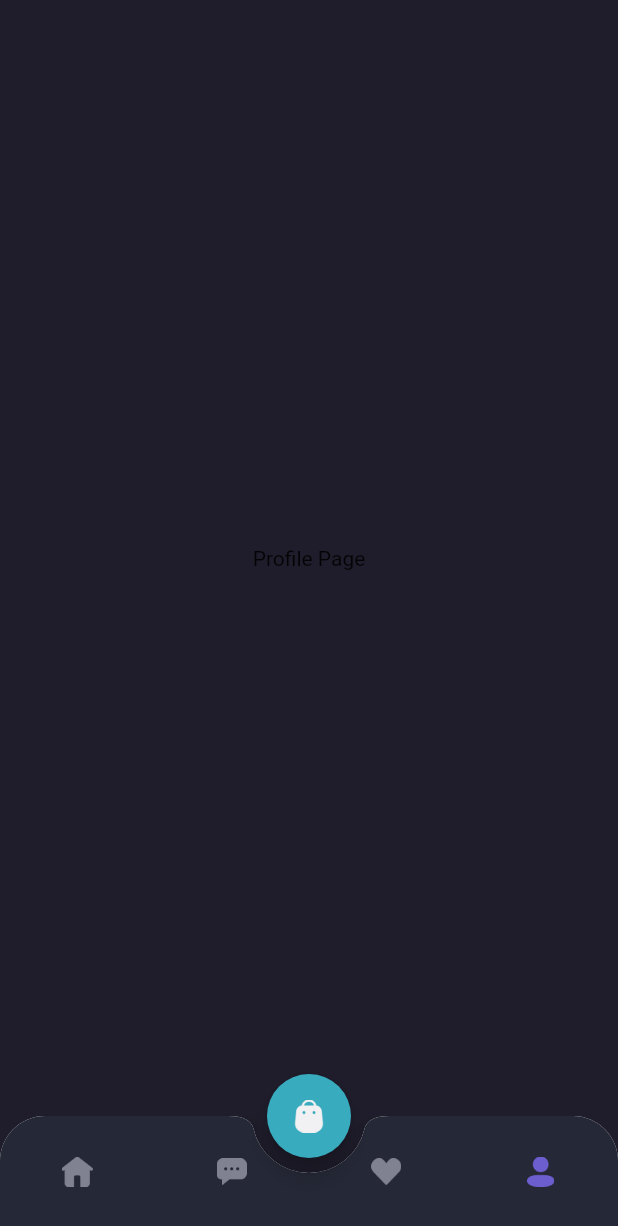
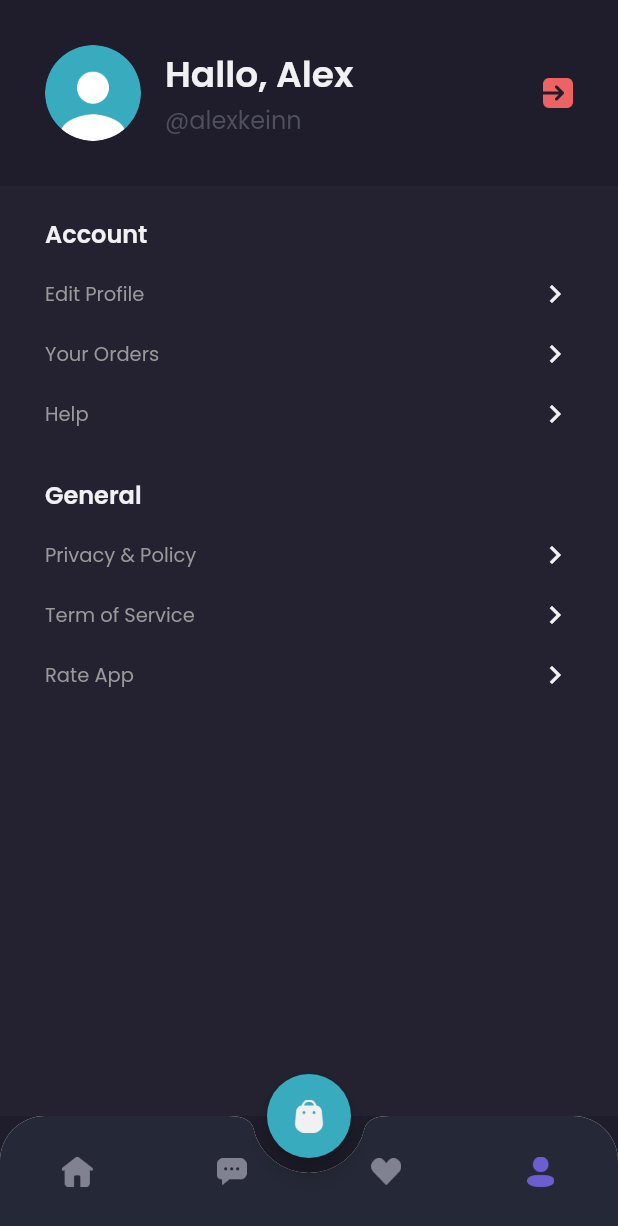
Before and after one commit to achrusdi/flutter-laravel, a Flutter app: the MainPage screen opened by its route, item 4 of the bottom bar chosen, on a phone screen of 412 x 824 dp. Shown: the top 1226 px of the screen. Run offline on Flutter 3.47's test engine with Material 2 defaults, Android fonts, the phone set to English and light mode, and no system bars; our stand-ins replace google_fonts.

Commit message:
membuat UI profile page

```diff
--- a/lib/main.dart
+++ b/lib/main.dart
@@ -1,4 +1,5 @@
 import 'package:flutter/material.dart';
+import 'package:laravel_flutter/pages/edit_profile.dart';
 import 'package:laravel_flutter/pages/home/main_page.dart';
 import 'package:laravel_flutter/pages/signin_page.dart';
 import 'package:laravel_flutter/pages/signup_page.dart';
@@ -18,6 +19,7 @@ class MyApp extends StatelessWidget {
         '/signin': (context) => SigninPage(),
         '/signup': (context) => SignupPage(),
         '/home': (context) => MainPage(),
+        '/edit-profile': (context) => EditProfilePage(),
       },
     );
   }
--- /dev/null
+++ b/lib/pages/edit_profile.dart
@@ -0,0 +1,22 @@
+import 'package:flutter/material.dart';
+import 'package:laravel_flutter/theme.dart';
+
+class EditProfilePage extends StatelessWidget {
+  @override
+  Widget build(BuildContext context) {
+    Widget header() {
+      return AppBar();
+    }
+
+    Widget content() {
+      return Container();
+    }
+
+    return Scaffold(
+      backgroundColor: backgroundColor3,
+      // appBar: header(),
+      appBar: AppBar(),
+      body: content(),
+    );
+  }
+}
--- a/lib/pages/home/home_page.dart
+++ b/lib/pages/home/home_page.dart
@@ -30,7 +30,8 @@ class HomePage extends StatelessWidget {
                 ],
               ),
             ),
-            Container(
+            GestureDetector(
+              child: Container(
                 width: 54,
                 height: 54,
                 decoration: BoxDecoration(
@@ -38,6 +39,8 @@ class HomePage extends StatelessWidget {
                     image: DecorationImage(
                       image: AssetImage('assets/Image_Profile.png'),
                     )),
+              ),
+              onTap: () {},
             ),
           ],
         ),
--- a/lib/pages/home/profile_page.dart
+++ b/lib/pages/home/profile_page.dart
@@ -1,10 +1,141 @@
 import 'package:flutter/material.dart';
+import '../../theme.dart';
 
 class ProfilePage extends StatelessWidget {
   @override
   Widget build(BuildContext context) {
-    return Center(
-      child: Text('Profile Page'),
+    Widget header() {
+      return AppBar(
+        backgroundColor: backgroundColor1,
+        automaticallyImplyLeading: false,
+        elevation: 0,
+        flexibleSpace: SafeArea(
+          child: Container(
+            padding: EdgeInsets.all(defaultMargin),
+            child: Row(
+              children: [
+                ClipOval(
+                  child: Image.asset(
+                    'assets/Image_Profile.png',
+                    width: 64,
+                  ),
+                ),
+                SizedBox(
+                  width: 16,
+                ),
+                Expanded(
+                  child: Column(
+                    crossAxisAlignment: CrossAxisAlignment.start,
+                    children: [
+                      Text(
+                        'Hallo, Alex',
+                        style: primaryTextStyle.copyWith(
+                          fontSize: 24,
+                          fontWeight: semiBold,
+                        ),
+                      ),
+                      Text(
+                        '@alexkeinn',
+                        style: subtitleTextStyle.copyWith(
+                          fontSize: 16,
+                        ),
+                      ),
+                    ],
+                  ),
+                ),
+                GestureDetector(
+                  child: Image.asset(
+                    'assets/Exit_Button_Icon.png',
+                    width: 20,
+                  ),
+                  onTap: () {
+                    Navigator.pushNamedAndRemoveUntil(
+                        context, '/signin', (route) => false);
+                  },
+                )
+              ],
+            ),
+          ),
+        ),
+      );
+    }
+
+    Widget menuItem(String text) {
+      return Container(
+        margin: EdgeInsets.only(
+          top: 16,
+        ),
+        child: Row(
+          mainAxisAlignment: MainAxisAlignment.spaceBetween,
+          children: [
+            Text(
+              text,
+              style: secondaryTextStyle.copyWith(fontSize: 13),
+            ),
+            Icon(
+              Icons.chevron_right,
+              color: primaryTextColor,
+            ),
+          ],
+        ),
+      );
+    }
+
+    Widget content() {
+      return Expanded(
+        child: Container(
+          padding: EdgeInsets.symmetric(horizontal: defaultMargin),
+          width: double.infinity,
+          decoration: BoxDecoration(
+            color: backgroundColor3,
+          ),
+          child: Column(
+            crossAxisAlignment: CrossAxisAlignment.start,
+            children: [
+              SizedBox(
+                height: 20,
+              ),
+              Text(
+                'Account',
+                style: primaryTextStyle.copyWith(
+                  fontSize: 16,
+                  fontWeight: semiBold,
+                ),
+              ),
+              GestureDetector(
+                child: menuItem(
+                  'Edit Profile',
+                ),
+                onTap: () {
+                  Navigator.pushNamed(context, '/edit-profile');
+                },
+              ),
+              menuItem('Your Orders'),
+              menuItem('Help'),
+              SizedBox(
+                height: 30,
+              ),
+              Text(
+                'General',
+                style: primaryTextStyle.copyWith(
+                  fontSize: 16,
+                  fontWeight: semiBold,
+                ),
+              ),
+              menuItem('Privacy & Policy'),
+              menuItem('Term of Service'),
+              menuItem('Rate App'),
+            ],
+          ),
+        ),
+      );
+    }
+
+    return Column(
+      children: [
+        header(),
+        content(),
+      ],
     );
   }
 }
```
Lines whose indentation alone changed are shown as unchanged.
